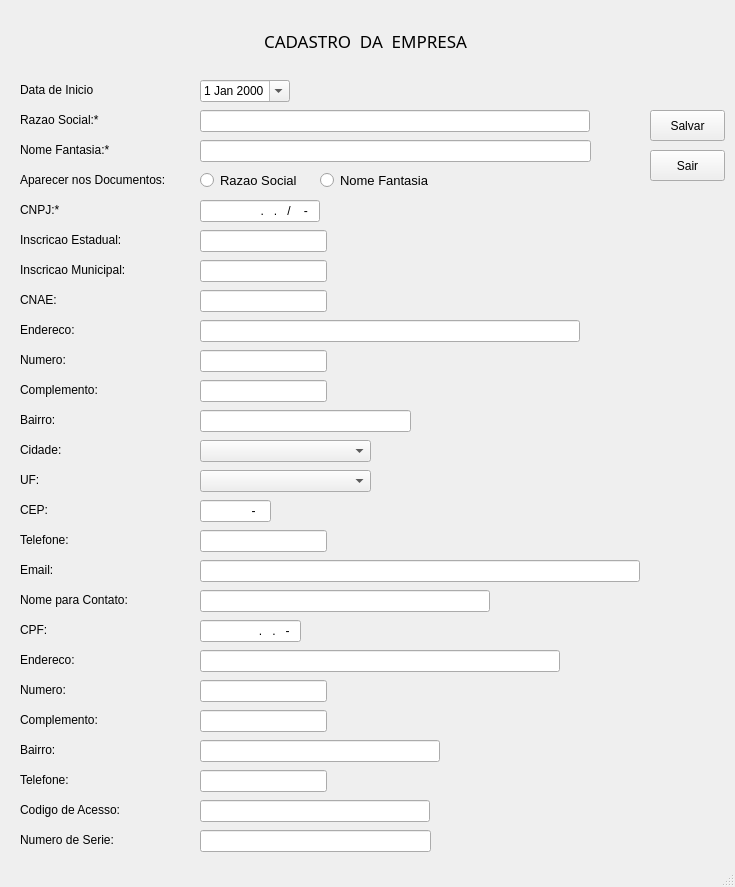
This is telas/empresa.ui in htisistema/SISCOM as Qt 5 draws it before an edit. The edited form follows.
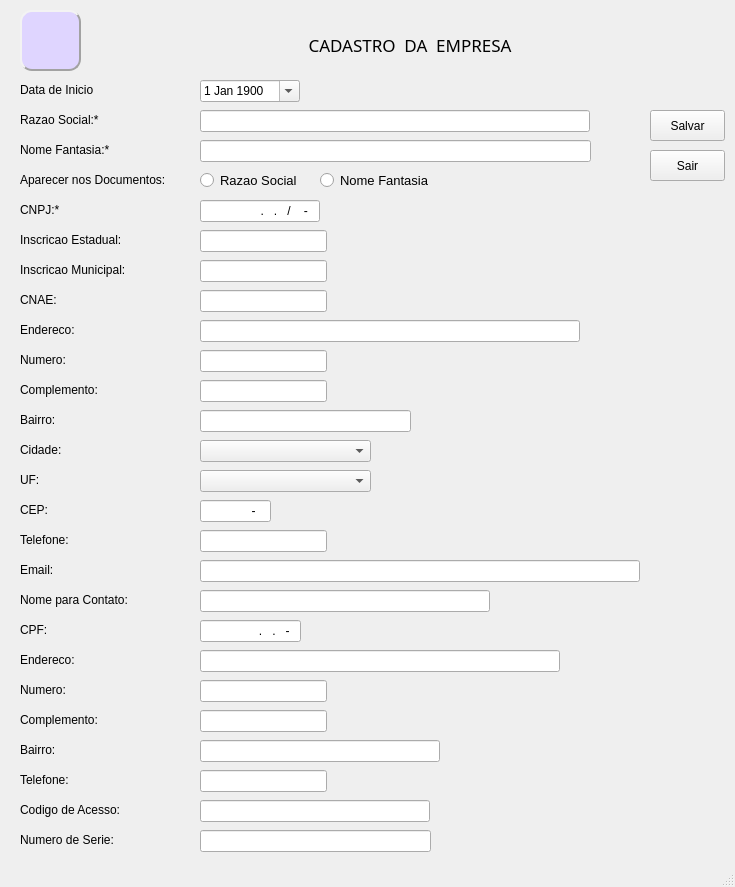
This is the edited form. Icons and pictures are not drawn.

```diff
--- a/telas/empresa.ui
+++ b/telas/empresa.ui
@@ -86,7 +86,7 @@
      <rect>
       <x>200</x>
       <y>80</y>
-      <width>90</width>
+      <width>100</width>
       <height>22</height>
      </rect>
     </property>
@@ -96,6 +96,13 @@
     <property name="calendarPopup">
      <bool>true</bool>
     </property>
+    <property name="date">
+     <date>
+      <year>1900</year>
+      <month>1</month>
+      <day>1</day>
+     </date>
+    </property>
    </widget>
    <widget class="QComboBox" name="comboBox_2">
     <property name="geometry">
@@ -346,10 +353,10 @@
    <widget class="QLabel" name="cadastro_empresa">
     <property name="geometry">
      <rect>
-      <x>200</x>
+      <x>100</x>
       <y>20</y>
-      <width>331</width>
-      <height>41</height>
+      <width>620</width>
+      <height>50</height>
      </rect>
     </property>
     <property name="font">
@@ -889,6 +896,36 @@
      <string>Sair</string>
     </property>
    </widget>
+   <widget class="QLabel" name="empresa_2">
+    <property name="geometry">
+     <rect>
+      <x>20</x>
+      <y>10</y>
+      <width>61</width>
+      <height>61</height>
+     </rect>
+    </property>
+    <property name="styleSheet">
+     <string notr="true">font: 81 10pt &quot;Rockwell Extra Bold&quot;;
+
+background-color: rgb(223, 213, 255);
+
+border-color: rgb(162, 162, 162);
+
+border-style: Outset;
+border-width: 2px;
+border-radius: 12px;</string>
+    </property>
+    <property name="text">
+     <string/>
+    </property>
+    <property name="pixmap">
+     <pixmap>CADASTRO.png</pixmap>
+    </property>
+    <property name="scaledContents">
+     <bool>true</bool>
+    </property>
+   </widget>
   </widget>
   <widget class="QStatusBar" name="statusbar"/>
  </widget>
```
